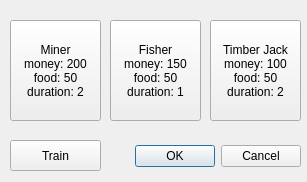
This is Game/traindialog.ui in JoPuuma/ohj3_course_project_game as Qt 5 draws it before an edit. The edited form follows.
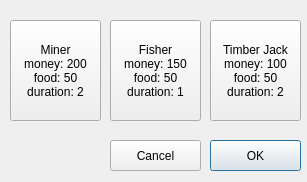
This is the edited form.

Commit message: train dialog

What changed in the file:
```diff
--- a/Game/traindialog.ui
+++ b/Game/traindialog.ui
@@ -13,33 +13,17 @@
   <property name="windowTitle">
    <string>Dialog</string>
   </property>
-  <widget class="QDialogButtonBox" name="buttonBox">
+  <widget class="QPushButton" name="buttonOk">
    <property name="geometry">
     <rect>
-     <x>-40</x>
-     <y>140</y>
-     <width>341</width>
-     <height>32</height>
-    </rect>
-   </property>
-   <property name="orientation">
-    <enum>Qt::Horizontal</enum>
-   </property>
-   <property name="standardButtons">
-    <set>QDialogButtonBox::Cancel|QDialogButtonBox::Ok</set>
-   </property>
-  </widget>
-  <widget class="QPushButton" name="buttonTrain">
-   <property name="geometry">
-    <rect>
-     <x>10</x>
+     <x>210</x>
      <y>140</y>
      <width>91</width>
      <height>31</height>
     </rect>
    </property>
    <property name="text">
-    <string>Train</string>
+    <string>OK</string>
    </property>
   </widget>
   <widget class="QPushButton" name="buttonMiner">
@@ -90,6 +74,19 @@
 duration: 2</string>
    </property>
   </widget>
+  <widget class="QPushButton" name="buttonCancel">
+   <property name="geometry">
+    <rect>
+     <x>110</x>
+     <y>140</y>
+     <width>91</width>
+     <height>31</height>
+    </rect>
+   </property>
+   <property name="text">
+    <string>Cancel</string>
+   </property>
+  </widget>
  </widget>
  <resources/>
  <connections>
```
Left out of the diff: 35 changed lines with no effect on the pictures. The commit also changes 5 other files.
